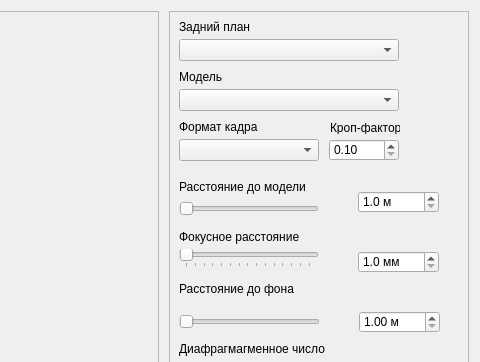
First picture: the form in dofcalc/mainwindow.ui, repository Betchika99/GRIP-calculator, before the edit; both pictures show x 322 to 802 and y 0 to 362 of the 802 by 518 pixel window.
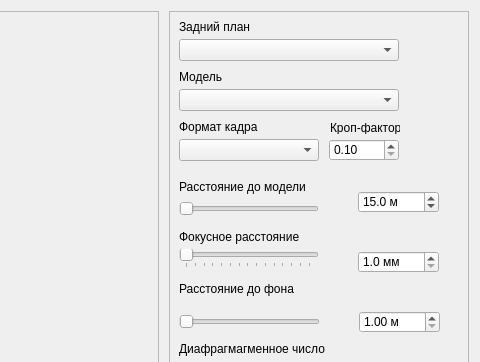
Second picture: the form after the edit.

What changed in the file:
```diff
--- a/dofcalc/mainwindow.ui
+++ b/dofcalc/mainwindow.ui
@@ -229,11 +229,14 @@
         <double>1.000000000000000</double>
        </property>
        <property name="maximum">
-        <double>50.000000000000000</double>
+        <double>100.000000000000000</double>
        </property>
        <property name="singleStep">
         <double>0.500000000000000</double>
        </property>
+       <property name="value">
+        <double>15.000000000000000</double>
+       </property>
       </widget>
       <widget class="QLabel" name="label_background">
        <property name="geometry">
```
